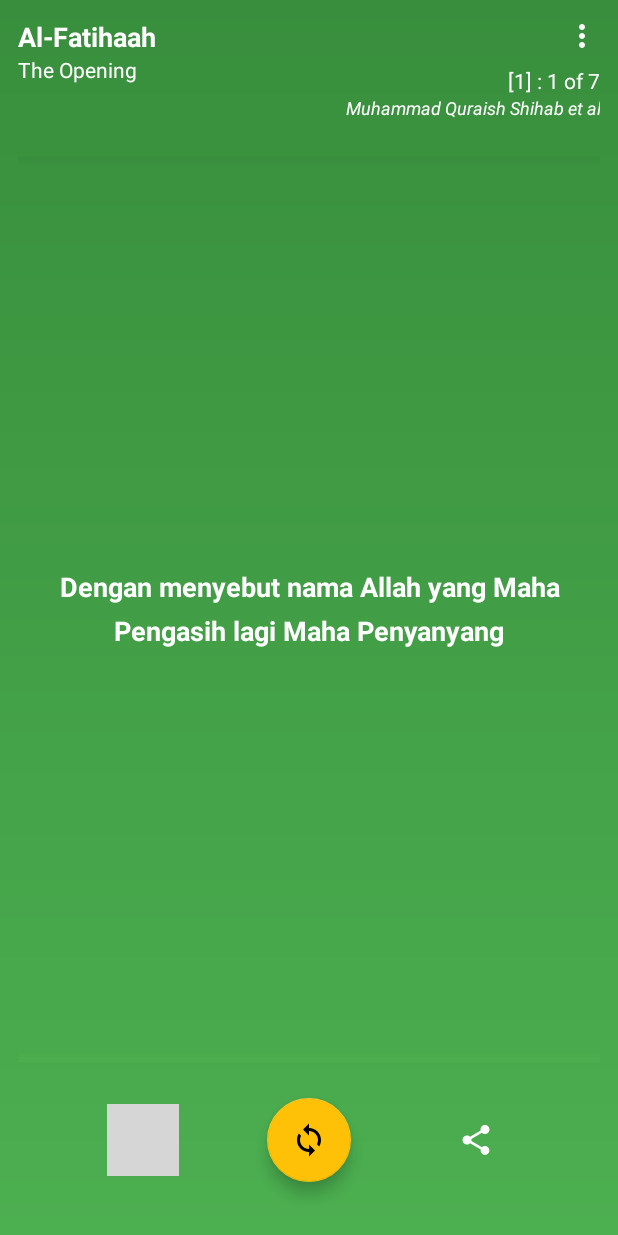
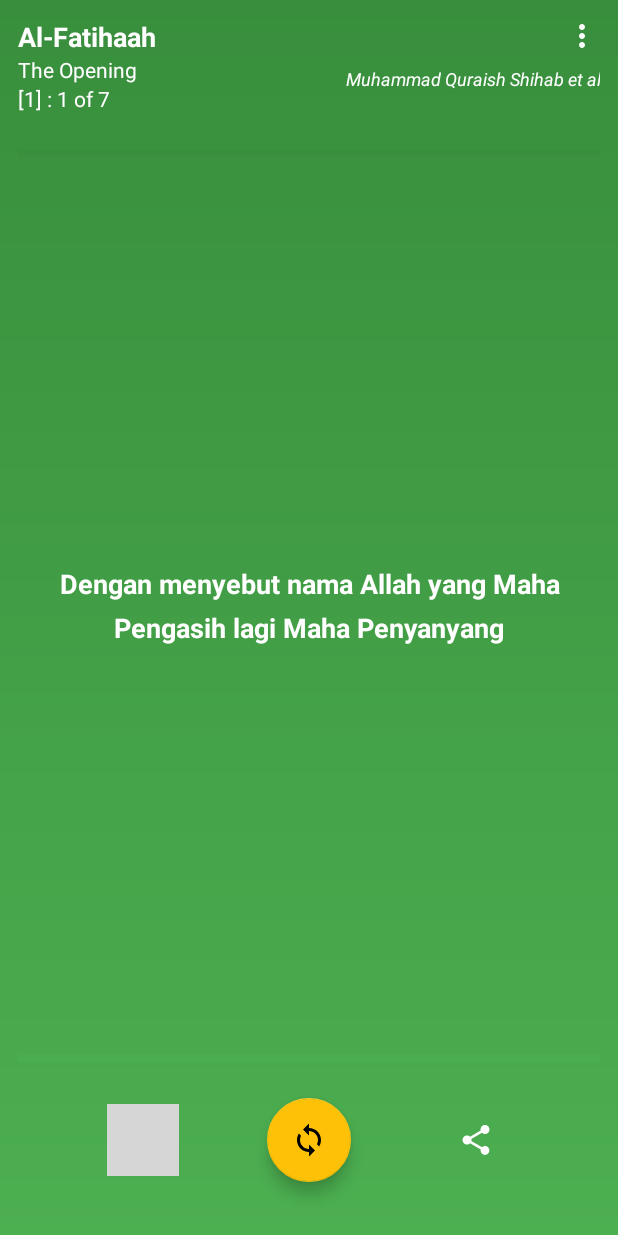
Before and after one commit to hyuwah/android-muslim-companion-app, an Android app: the layout fragment_ayah_fetcher.xml on its own in the app's theme, with its tools: preview values and no code run, on a phone screen of 412 x 824 dp. Run offline under Robolectric (Android 15) with nearby library versions, the phone set to English and light mode, and no system bars; grey boxes are pictures that could not be loaded.

Commit message:
style: tweak prayer time ui, add proper qibla icon

```diff
--- a/app/src/main/java/io/github/hyuwah/muslimcompanionapp/presentation/prayertimes/PrayerTimesFragment.kt
+++ b/app/src/main/java/io/github/hyuwah/muslimcompanionapp/presentation/prayertimes/PrayerTimesFragment.kt
@@ -5,7 +5,6 @@ import android.view.View
 import android.widget.Toast
 import androidx.fragment.app.Fragment
 import androidx.lifecycle.observe
-import androidx.recyclerview.widget.DividerItemDecoration
 import io.github.hyuwah.muslimcompanionapp.R
 import io.github.hyuwah.muslimcompanionapp.data.remote.model.PrayerTimeResponse
 import io.github.hyuwah.muslimcompanionapp.databinding.FragmentPrayerTimesBinding
@@ -27,10 +26,6 @@ class PrayerTimesFragment : Fragment(R.layout.fragment_prayer_times) {
 
         // Setup Adapter
         binding.rvPrayerTimes.adapter = adapter
-        binding.rvPrayerTimes.addItemDecoration(
-                DividerItemDecoration(requireContext(), DividerItemDecoration.VERTICAL)
-        )
-
         binding.tvDate.text = LocalDate.now().format(DateTimeFormatter.ofPattern("EEEE, dd MMM yyyy"))
 
         viewModel.prayerTimes.state.observe(viewLifecycleOwner, {
--- a/app/src/main/res/layout/fragment_ayah_fetcher.xml
+++ b/app/src/main/res/layout/fragment_ayah_fetcher.xml
@@ -8,6 +8,13 @@
   android:padding="12dp"
   tools:context=".presentation.main.MainActivity">
 
+  <androidx.constraintlayout.widget.Guideline
+    android:id="@+id/guide_middle"
+    android:layout_width="wrap_content"
+    android:layout_height="wrap_content"
+    android:orientation="vertical"
+    app:layout_constraintGuide_percent="0.5" />
+
   <TextView
     android:id="@+id/tv_surah_name"
     android:layout_width="wrap_content"
@@ -17,6 +24,8 @@
     android:textStyle="bold"
     app:layout_constraintStart_toStartOf="parent"
     app:layout_constraintTop_toTopOf="parent"
+    app:layout_constraintEnd_toStartOf="@id/guide_middle"
+    app:layout_constraintHorizontal_bias="0"
     tools:text="Al-Fatihaah" />
   <TextView
     android:id="@+id/tv_surah_name_translation"
@@ -26,7 +35,23 @@
     android:textSize="14sp"
     app:layout_constraintStart_toStartOf="parent"
     app:layout_constraintTop_toBottomOf="@+id/tv_surah_name"
+    app:layout_constraintEnd_toStartOf="@id/guide_middle"
+    app:layout_constraintHorizontal_bias="0"
     tools:text="The Opening" />
+
+  <TextView
+    android:id="@+id/tv_ayah_number"
+    android:layout_width="wrap_content"
+    android:layout_height="wrap_content"
+    android:textAlignment="textEnd"
+    android:textAllCaps="false"
+    android:textColor="@android:color/white"
+    android:textSize="14sp"
+    app:layout_constraintStart_toStartOf="parent"
+    app:layout_constraintTop_toBottomOf="@id/tv_surah_name_translation"
+    app:layout_constraintEnd_toStartOf="@id/guide_middle"
+    app:layout_constraintHorizontal_bias="0"
+    tools:text="[1] : 1 of 7" />
 
   <ImageButton
     android:id="@+id/btn_more_options"
@@ -39,18 +64,6 @@
     app:layout_constraintTop_toTopOf="parent" />
 
   <TextView
-    android:id="@+id/tv_ayah_number"
-    android:layout_width="wrap_content"
-    android:layout_height="wrap_content"
-    android:layout_marginTop="8dp"
-    android:textAlignment="textEnd"
-    android:textAllCaps="false"
-    android:textColor="@android:color/white"
-    android:textSize="14sp"
-    app:layout_constraintRight_toRightOf="parent"
-    app:layout_constraintTop_toBottomOf="@id/btn_more_options"
-    tools:text="[1] : 1 of 7" />
-  <TextView
     android:id="@+id/tv_edition"
     android:layout_width="0dp"
     android:layout_height="wrap_content"
@@ -58,8 +71,11 @@
     android:textColor="@android:color/white"
     android:textSize="12sp"
     android:textStyle="italic"
+    android:layout_marginTop="8dp"
     app:layout_constraintRight_toRightOf="parent"
-    app:layout_constraintTop_toBottomOf="@+id/tv_ayah_number"
+    app:layout_constraintTop_toBottomOf="@+id/btn_more_options"
+    app:layout_constraintLeft_toRightOf="@id/guide_middle"
+    app:layout_constraintHorizontal_bias="1"
     tools:text="Muhammad Quraish Shihab et al" />
 
   <androidx.constraintlayout.widget.Barrier
@@ -67,7 +83,7 @@
     android:layout_width="wrap_content"
     android:layout_height="wrap_content"
     app:barrierDirection="bottom"
-    app:constraint_referenced_ids="tv_surah_name_translation, tv_edition" />
+    app:constraint_referenced_ids="tv_ayah_number, tv_edition" />
 
   <TextView
     android:id="@+id/tv_ayah_text"
--- a/app/src/main/res/layout/fragment_prayer_times.xml
+++ b/app/src/main/res/layout/fragment_prayer_times.xml
@@ -2,6 +2,7 @@
 <androidx.constraintlayout.widget.ConstraintLayout xmlns:android="http://schemas.android.com/apk/res/android"
   android:layout_width="match_parent"
   android:layout_height="match_parent"
+  android:background="@drawable/bg_green_gradient"
   xmlns:app="http://schemas.android.com/apk/res-auto"
   xmlns:tools="http://schemas.android.com/tools">
 
@@ -11,8 +12,8 @@
     android:layout_width="match_parent"
     android:layout_height="wrap_content"
     android:text="Date"
-    android:textColor="@android:color/black"
-    android:layout_margin="12dp"
+    android:textColor="@android:color/white"
+    android:layout_margin="16dp"
     app:layout_constraintTop_toTopOf="parent"
     app:layout_constraintBottom_toTopOf="@id/rv_prayer_times" />
 
@@ -21,6 +22,7 @@
     android:layout_width="match_parent"
     android:layout_height="0dp"
     app:layoutManager="androidx.recyclerview.widget.LinearLayoutManager"
+    android:paddingHorizontal="10dp"
     app:layout_constraintTop_toBottomOf="@id/tv_date"
     app:layout_constraintBottom_toBottomOf="parent"
     app:layout_constraintStart_toStartOf="parent"
--- a/app/src/main/res/layout/fragment_qibla.xml
+++ b/app/src/main/res/layout/fragment_qibla.xml
@@ -4,6 +4,7 @@
   android:id="@+id/ll_root"
   android:layout_width="match_parent"
   android:layout_height="match_parent"
+  android:background="@drawable/bg_green_gradient"
   android:orientation="vertical">
 
   <TextView
@@ -11,7 +12,7 @@
     android:layout_width="match_parent"
     android:layout_height="wrap_content"
     android:textAlignment="center"
-    android:textColor="@android:color/black"
+    android:textColor="@android:color/white"
     android:fontFamily="sans-serif-medium"
     android:textSize="24sp"
     android:text="QIBLA"
@@ -42,7 +43,7 @@
     android:layout_height="96dp"
     android:src="@drawable/ic_baseline_arrow_drop_up"
     android:scaleType="fitCenter"
-    android:tint="@color/colorPrimary"
+    android:tint="@color/colorAccent"
     app:layout_constraintTop_toBottomOf="@id/tv_compass"
     app:layout_constraintStart_toStartOf="parent"
     app:layout_constraintEnd_toEndOf="parent" />
--- a/app/src/main/res/layout/list_item_prayer_time.xml
+++ b/app/src/main/res/layout/list_item_prayer_time.xml
@@ -3,7 +3,8 @@
   xmlns:app="http://schemas.android.com/apk/res-auto"
   android:layout_width="match_parent"
   android:layout_height="wrap_content"
-  android:background="@android:color/white">
+  android:layout_margin="2dp"
+  android:background="@drawable/bg_rounded_border_card">
 
   <ImageView
     android:id="@+id/iv_icon"
--- a/app/src/main/res/menu/main_navigation_menu.xml
+++ b/app/src/main/res/menu/main_navigation_menu.xml
@@ -10,6 +10,6 @@
     android:title="Prayer" />
   <item
     android:id="@+id/home_menu_qibla"
-    android:icon="@drawable/ic_menu_manage"
+    android:icon="@drawable/ic_compass"
     android:title="Qibla" />
 </menu>
```
Also changed, not shown: app/src/main/res/drawable/bg_rounded_border_card.xml (added, +11 -0 lines), app/src/main/res/drawable/ic_compass.xml (added, +10 -0 lines).
